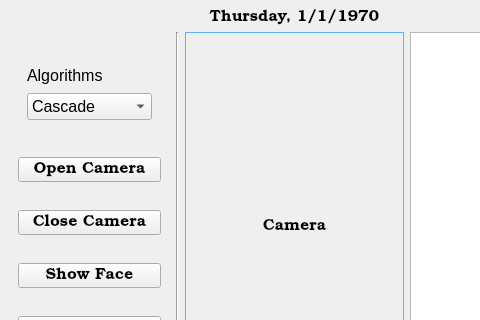
Above: UI/facer.ui from facersys/FaceR_GUI before the change; both pictures show x 0 to 480 and y 0 to 320 of the 842 by 470 pixel window. Below: the same form after it.
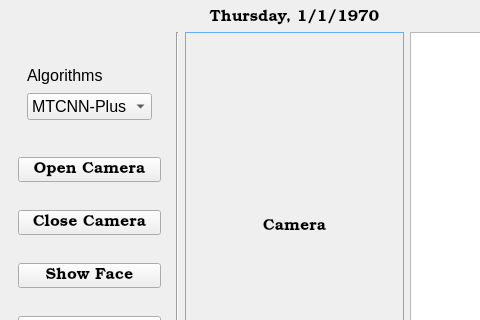
That is the form after the change. Icons and pictures are not drawn.

Diff of the .ui file:
```diff
--- a/UI/facer.ui
+++ b/UI/facer.ui
@@ -90,11 +90,6 @@
               <pointsize>12</pointsize>
              </font>
             </property>
-            <item>
-             <property name="text">
-              <string>Cascade</string>
-             </property>
-            </item>
             <item>
              <property name="text">
               <string>MTCNN-Plus</string>
```
Left out of the diff: 5 changed lines with no effect on the pictures.
